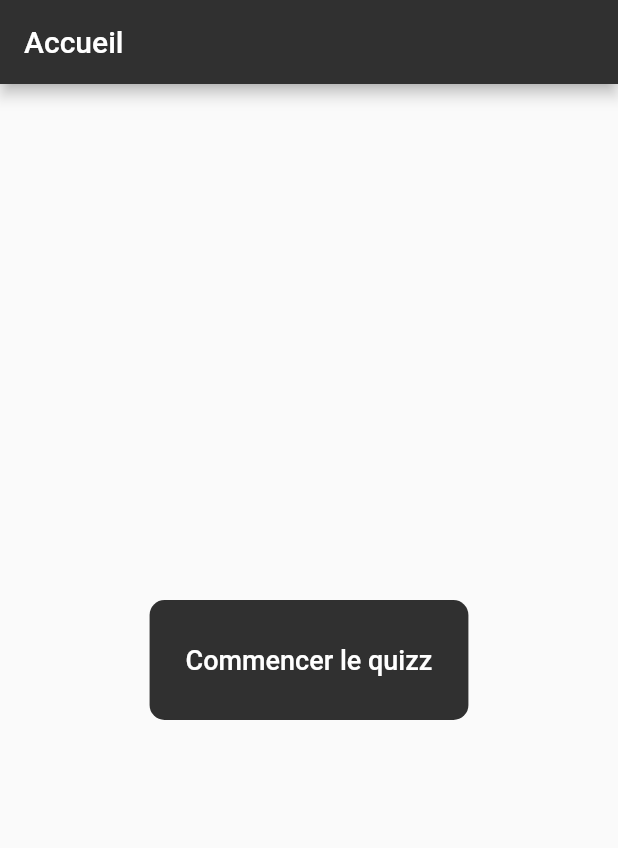
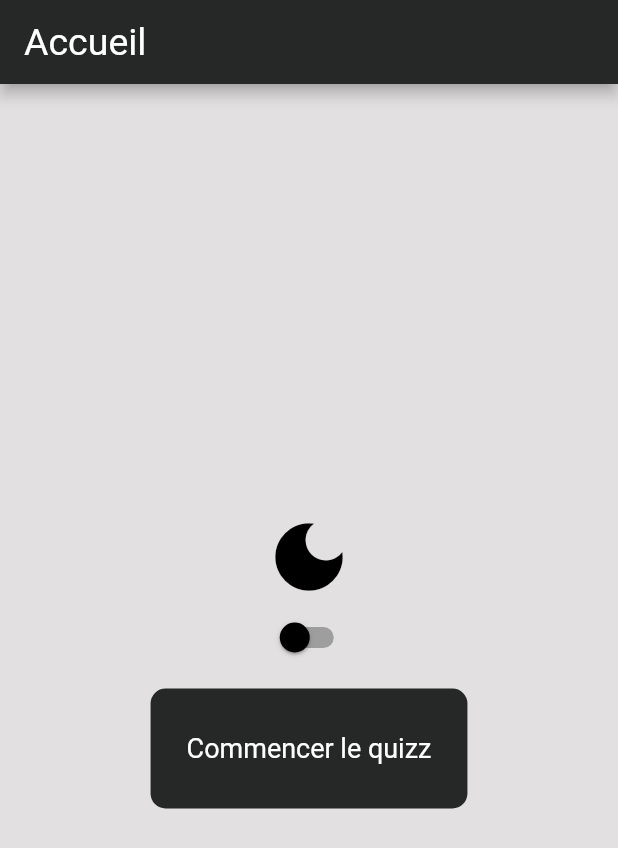
Before and after one commit to Abra-ora/flutter_quizz_app_TP1, a Flutter app: the screen it shows after launch, on a phone screen of 412 x 824 dp. Shown: the top 848 px of the screen. Run offline on Flutter 3.47's test engine with Material 2 defaults, Android fonts, the phone set to English and light mode, and no system bars; our stand-ins replace cached_network_image.

Commit message:
TP2-feat: add dark mode using provider

```diff
--- a/lib/main.dart
+++ b/lib/main.dart
@@ -1,7 +1,14 @@
 import 'package:flutter/material.dart';
 import 'package:quizz_app/view/home_page.dart';
+import 'package:provider/provider.dart';
+
+import 'model/theme_manager.dart';
 
 void main() {
+  // runApp(
+  //   ChangeNotifierProvider(
+  //       create: ((context) => ThemeManager()), child: const MyApp()),
+  // );
   runApp(const MyApp());
 }
 
@@ -11,13 +18,18 @@ class MyApp extends StatelessWidget {
   // This widget is the root of your application.
   @override
   Widget build(BuildContext context) {
-    return MaterialApp(
-
-      title: 'Quizz App',
-      theme: ThemeData(
-        primarySwatch: Colors.blue,
+    // final theme = Provider.of<ThemeManager>(context).getTheme();
+    return ChangeNotifierProvider(
+      create: ((context) => ThemeManager()),
+      child: Consumer<ThemeManager>(
+        builder: (context, themeManager, child) {
+          return MaterialApp(
+            title: 'Quizz App',
+            theme: themeManager.getTheme(),
+            home: HomePage(),
+          );
+        },
       ),
-      home: HomePage(),
     );
   }
 }
--- /dev/null
+++ b/lib/model/theme.dart
@@ -0,0 +1,86 @@
+import 'package:flutter/material.dart';
+
+final darkTheme = ThemeData(
+    textButtonTheme: TextButtonThemeData(
+      style: TextButton.styleFrom(
+        textStyle: const TextStyle(color: Colors.white),
+        backgroundColor: const Color.fromARGB(255, 38, 39, 39),
+      ),
+    ),
+    textTheme: const TextTheme(
+      button: TextStyle(color: Colors.white),
+      headline1: TextStyle(color: Colors.white),
+      headline2: TextStyle(color: Colors.white),
+      bodyText1: TextStyle(color: Colors.white),
+      bodyText2: TextStyle(color: Colors.white),
+    ),
+    scaffoldBackgroundColor: Colors.grey[800],
+    iconTheme: const IconThemeData(color: Colors.white),
+    switchTheme: SwitchThemeData(
+      thumbColor: MaterialStateProperty.all(Colors.white),
+      trackColor: MaterialStateProperty.all(Colors.grey),
+    ),
+    appBarTheme: const AppBarTheme(
+      titleTextStyle: TextStyle(color: Colors.white, fontSize: 25),
+      color: Color.fromARGB(255, 38, 39, 39),
+    ),
+
+    colorScheme: ColorScheme.fromSwatch(
+        primarySwatch: MaterialColor(
+      Colors.white.value,
+      const <int, Color>{
+        50: Colors.white10,
+        100: Colors.white12,
+        200: Colors.white24,
+        300: Colors.white30,
+        400: Colors.white54,
+        500: Colors.white70,
+        600: Colors.white70,
+        700: Colors.white70,
+        800: Colors.white70,
+        900: Colors.white70,
+      },
+    )).copyWith(secondary: Colors.grey));
+
+
+final lightTheme = ThemeData(
+  textButtonTheme: TextButtonThemeData(
+      style: TextButton.styleFrom(
+        textStyle: const TextStyle(color: Colors.white),
+        backgroundColor: const Color.fromARGB(255, 38, 39, 39),
+      ),
+    ),
+    textTheme: const TextTheme(
+      button: TextStyle(color: Colors.white),
+      headline1: TextStyle(color: Colors.black),
+      headline2: TextStyle(color: Colors.black),
+      bodyText1: TextStyle(color: Colors.black),
+      bodyText2: TextStyle(color: Colors.black),
+    ),
+    scaffoldBackgroundColor: const Color.fromARGB(255, 226, 224, 224),
+    iconTheme: const IconThemeData(color: Colors.black),
+    switchTheme: SwitchThemeData(
+      thumbColor: MaterialStateProperty.all(Colors.white),
+      trackColor: MaterialStateProperty.all(Colors.grey),
+    ),
+    appBarTheme: const AppBarTheme(
+      titleTextStyle: TextStyle(color: Colors.white, fontSize: 25),
+      color: Color.fromARGB(255, 38, 39, 39),
+    ),
+
+    colorScheme: ColorScheme.fromSwatch(
+        primarySwatch: MaterialColor(
+      Colors.black.value,
+      const <int, Color>{
+        50: Colors.black12,
+        100: Colors.black26,
+        200: Colors.black38,
+        300: Colors.black45,
+        400: Colors.black54,
+        500: Colors.black87,
+        600: Colors.black87,
+        700: Colors.black87,
+        800: Colors.black87,
+        900: Colors.black87,
+      },
+    )).copyWith(secondary: Colors.grey));
--- /dev/null
+++ b/lib/model/theme_manager.dart
@@ -0,0 +1,42 @@
+import 'package:flutter/material.dart';
+import 'theme.dart';
+
+class ThemeManager extends ChangeNotifier {
+  bool _isDarkMode = false;
+  bool get isDarkMode => _isDarkMode;
+
+  void setIsDarkMode(bool darkModeActivated) => _isDarkMode = darkModeActivated;
+
+  late ThemeData _themeData = lightTheme;
+  ThemeData getTheme() => _themeData;
+
+  void toggleDarkMode() {
+    _isDarkMode = !_isDarkMode;
+    ThemeNotifier();
+  }
+
+  // ignore: non_constant_identifier_names
+  void ThemeNotifier() {
+    if (isDarkMode) {
+      print("Dark mode applied");
+      _themeData = darkTheme;
+      notifyListeners();
+    } else {
+      print("Light mode applid");
+      _themeData = lightTheme;
+      notifyListeners();
+    }
+  }
+
+
+
+  // void setDarkMode() {
+  //   _themeData = darkTheme;
+  //   notifyListeners();
+  // }
+
+  // void setLightMode() {
+  //   _themeData = lightTheme;
+  //   notifyListeners();
+  // }
+}
--- a/lib/view/home_page.dart
+++ b/lib/view/home_page.dart
@@ -1,5 +1,8 @@
 import 'package:flutter/material.dart';
+import 'package:provider/provider.dart';
+import '../model/theme_manager.dart';
 import '../view/quizz_page.dart';
+import '../widget/switch_widget.dart';
 
 class HomePage extends StatefulWidget {
   @override
@@ -12,14 +15,18 @@ class _HomePageState extends State<HomePage> {
     return Scaffold(
       appBar: AppBar(
         title: const Text("Accueil"),
-        backgroundColor: Colors.grey[850],
       ),
       body: Center(
-        child: TextButton(
+        child: Column(
+          mainAxisAlignment: MainAxisAlignment.center,
+          children: [
+            const Icon(Icons.dark_mode, size: 60),
+            const SwitchButton(),
+            const SizedBox(height: 10),
+            TextButton(
               style: TextButton.styleFrom(
                 minimumSize: const Size(100, 80),
                 padding: const EdgeInsets.symmetric(horizontal: 24.0),
-            backgroundColor: Colors.grey[850],
                 shape: const RoundedRectangleBorder(
                   borderRadius: BorderRadius.all(Radius.circular(10.0)),
                 ),
@@ -35,6 +42,8 @@ class _HomePageState extends State<HomePage> {
                 style: TextStyle(color: Colors.white, fontSize: 18),
               ),
             ),
+          ],
+        ),
       ),
     );
   }
--- a/lib/view/quizz_page.dart
+++ b/lib/view/quizz_page.dart
@@ -129,9 +129,9 @@ class _QuizzPageState extends State<QuizzPage>
                       textAlign: TextAlign.center,
                       style: const TextStyle(
                         fontSize: 20.0,
-                        color: Colors.black,
                       ),
                     ),
+                    const SizedBox(height: 15,),
                     LinearProgressIndicator(
                       value: animation.value,
                     ),
@@ -161,7 +161,6 @@ class _QuizzPageState extends State<QuizzPage>
                 child: const Text(
                   'Vrai',
                   style: TextStyle(
-                    color: Colors.black,
                     fontSize: 20.0,
                   ),
                 ),
@@ -186,7 +185,6 @@ class _QuizzPageState extends State<QuizzPage>
                   'Faux',
                   style: TextStyle(
                     fontSize: 20.0,
-                    color: Colors.black,
                   ),
                 ),
                 onPressed: () {
--- a/lib/view/result.dart
+++ b/lib/view/result.dart
@@ -1,4 +1,5 @@
 import 'package:flutter/material.dart';
+import 'package:provider/provider.dart';
 import 'package:quizz_app/service/quizz_service.dart';
 
 
@@ -45,7 +46,7 @@ class _QuizzResultState extends State<QuizzResult> {
           children: [
             Text(
               "Votre score est : ${widget.score}/${widget.total} : $mention",
-              style: const TextStyle(fontSize: 24),
+              style: const TextStyle(fontSize: 24,),
             ),
             const SizedBox(height: 20),
             TextButton(
@@ -58,7 +59,6 @@ class _QuizzResultState extends State<QuizzResult> {
                 ),
               ),
               onPressed: () {
-                // reset();
                 Navigator.pop(context);
               },
 
--- /dev/null
+++ b/lib/widget/switch_widget.dart
@@ -0,0 +1,55 @@
+import 'package:flutter/material.dart';
+import 'package:provider/provider.dart';
+import '../model/theme_manager.dart';
+
+class SwitchButton extends StatefulWidget {
+  const SwitchButton({super.key});
+
+  @override
+  State<SwitchButton> createState() => _SwitchButtonState();
+}
+
+class _SwitchButtonState extends State<SwitchButton> {
+  bool darkModeActivated = false;
+  @override
+  Widget build(BuildContext context) {
+    final themeModel = Provider.of<ThemeManager>(context);
+    final MaterialStateProperty<Color?> trackColor =
+        MaterialStateProperty.resolveWith<Color?>(
+      (Set<MaterialState> states) {
+        if (states.contains(MaterialState.selected)) {
+          return Colors.blue;
+        }
+        return null;
+      },
+    );
+    final MaterialStateProperty<Color?> overlayColor =
+        MaterialStateProperty.resolveWith<Color?>(
+      (Set<MaterialState> states) {
+        if (states.contains(MaterialState.selected)) {
+          darkModeActivated = true;
+          return Colors.blue.withOpacity(0.54);
+        }
+        if (states.contains(MaterialState.disabled)) {
+          darkModeActivated = false;
+          return Colors.grey.shade400;
+        }
+        return null;
+      },
+    );
+
+    return Switch(
+      // This bool value toggles the switch.
+      value: darkModeActivated,
+      overlayColor: overlayColor,
+      trackColor: trackColor,
+      thumbColor: const MaterialStatePropertyAll<Color>(Colors.black),
+      onChanged: (bool value) {
+        setState(() {
+          darkModeActivated = value;
+          themeModel.toggleDarkMode();
+        });
+      },
+    );
+  }
+}
--- a/pubspec.yaml
+++ b/pubspec.yaml
@@ -36,6 +36,7 @@ dependencies:
   # The following adds the Cupertino Icons font to your application.
   # Use with the CupertinoIcons class for iOS style icons.
   cupertino_icons: ^1.0.2
+  provider: ^6.0.5
 
 dev_dependencies:
   flutter_test:
```
Lines whose indentation alone changed are shown as unchanged.
